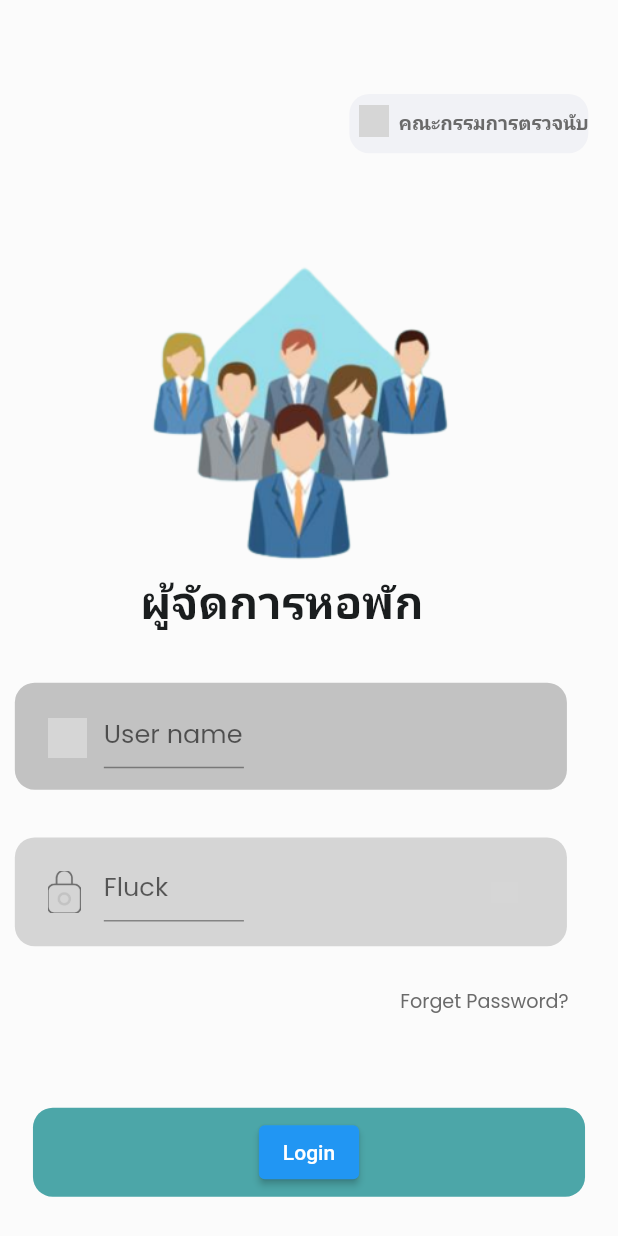
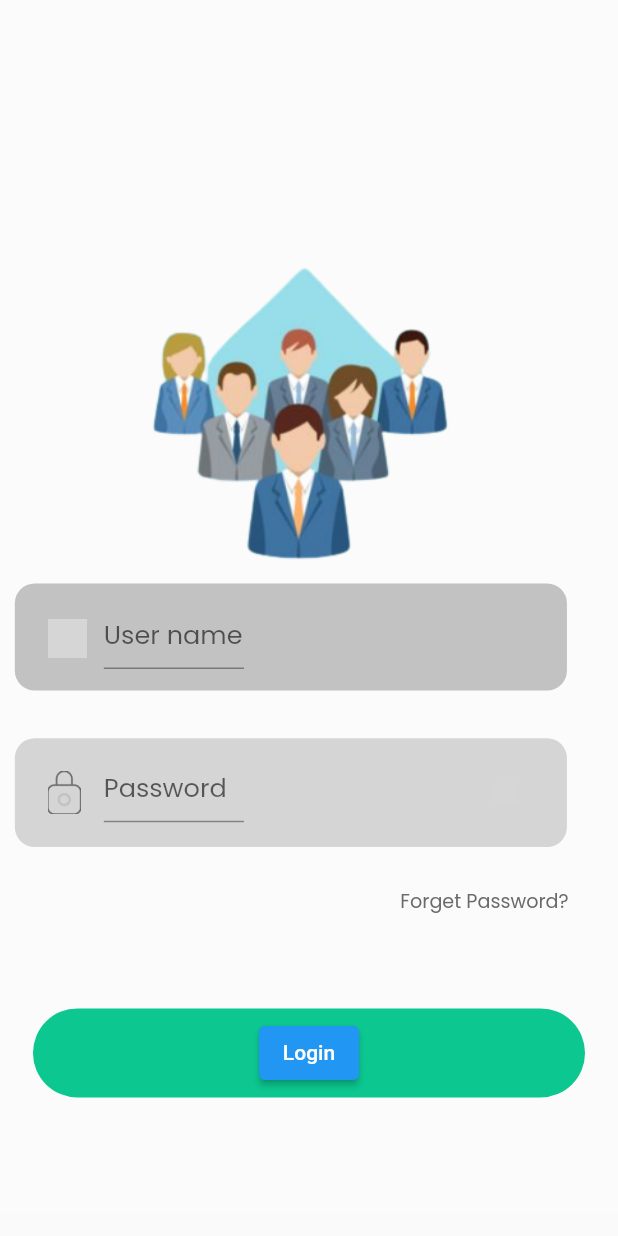
Before and after one commit to Kompatbeem/KompatXFlutter, a Flutter app: the screen it shows after launch, on a phone screen of 412 x 824 dp. Run offline on Flutter 3.47's test engine with Material 2 defaults, Android fonts, the light colour scheme and no system bars; our stand-ins replace google_fonts; grey boxes are pictures that could not be loaded.

Commit message:
new login

```diff
--- a/lib/page-1/log-in-.dart
+++ b/lib/page-1/log-in-.dart
@@ -31,70 +31,7 @@ class Scene extends StatelessWidget {
               margin: EdgeInsets.fromLTRB(0 * fem, 0 * fem, 0 * fem, 61 * fem),
               width: 153 * fem,
               height: 36 * fem,
-              child: Stack(
-                children: [
-                  Positioned(
-                    // rectangle513HWj (1:67)
-                    left: 0 * fem,
-                    top: 0 * fem,
-                    child: Align(
-                      child: SizedBox(
-                        width: 145 * fem,
-                        height: 36 * fem,
-                        child: TextButton(
-                          onPressed: () {},
-                          style: TextButton.styleFrom(
-                            padding: EdgeInsets.zero,
-                          ),
-                          child: Container(
-                            decoration: BoxDecoration(
-                              borderRadius: BorderRadius.circular(12 * fem),
-                              color: Color(0x49d9dbe8),
-                            ),
-                          ),
-                        ),
-                      ),
-                    ),
-                  ),
-                  Positioned(
-                    // 4vo (1:68)
-                    left: 30 * fem,
-                    top: 10 * fem,
-                    child: Align(
-                      child: SizedBox(
-                        width: 123 * fem,
-                        height: 16 * fem,
-                        child: Text(
-                          'คณะกรรมการตรวจนับ',
-                          style: SafeGoogleFont(
-                            'Poppins',
-                            fontSize: 12 * ffem,
-                            fontWeight: FontWeight.w600,
-                            height: 1.2999999523 * ffem / fem,
-                            color: Color(0xff6a6a6a),
-                          ),
-                        ),
-                      ),
-                    ),
-                  ),
-                  Positioned(
-                    // unionDhD (1:69)
-                    left: 6 * fem,
-                    top: 7 * fem,
-                    child: Align(
-                      child: SizedBox(
-                        width: 18 * fem,
-                        height: 19 * fem,
-                        child: Image.asset(
-                          'assets/page-1/images/union.png',
-                          width: 18 * fem,
-                          height: 19 * fem,
-                        ),
-                      ),
-                    ),
-                  ),
-                ],
-              ),
+              child: Stack(),
             ),
             Container(
               // frame2274Sw (1:70)
@@ -107,22 +44,6 @@ class Scene extends StatelessWidget {
                   child: Image.asset(
                     'assets/page-1/images/n-removebg-preview-1-daK.png',
                     fit: BoxFit.cover,
-                  ),
-                ),
-              ),
-            ),
-            Container(
-              // 22P (1:72)
-              margin: EdgeInsets.fromLTRB(0 * fem, 0 * fem, 32 * fem, 32 * fem),
-              child: Center(
-                child: Text(
-                  'ผู้จัดการหอพัก',
-                  style: SafeGoogleFont(
-                    'Poppins',
-                    fontSize: 28 * ffem,
-                    fontWeight: FontWeight.w700,
-                    height: 1.0714285714 * ffem / fem,
-                    color: Color(0xff1a1d1e),
                   ),
                 ),
               ),
@@ -216,7 +137,7 @@ class Scene extends StatelessWidget {
                       child: TextFormField(
                         obscureText: true,
                         decoration: InputDecoration(
-                          hintText: 'Fluck',
+                          hintText: 'Password',
                         ),
                         onSaved: (var password) {
                           profile.password = password;
@@ -266,8 +187,8 @@ class Scene extends StatelessWidget {
               width: double.infinity,
               height: 54 * fem,
               decoration: BoxDecoration(
-                color: Color(0xff4ca6a8),
-                borderRadius: BorderRadius.circular(12 * fem),
+                color: Color.fromARGB(255, 12, 200, 144),
+                borderRadius: BorderRadius.circular(50 * fem),
               ),
               child: Center(
                 child: ElevatedButton(
```
